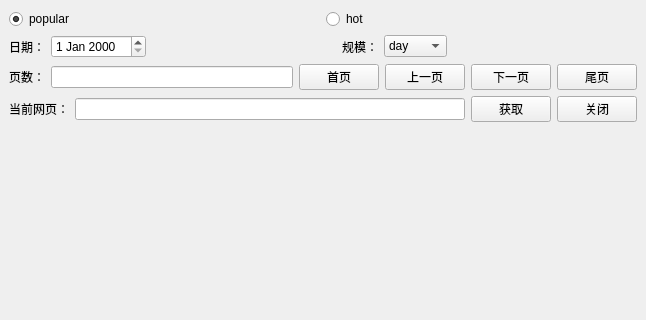
First picture: the form in UI/danbooru_gallery_fixed.ui, repository lexiaoyao00/CrawlerPractice2, before the edit; both pictures show x 0 to 646 and y 0 to 320 of the 646 by 561 pixel window.
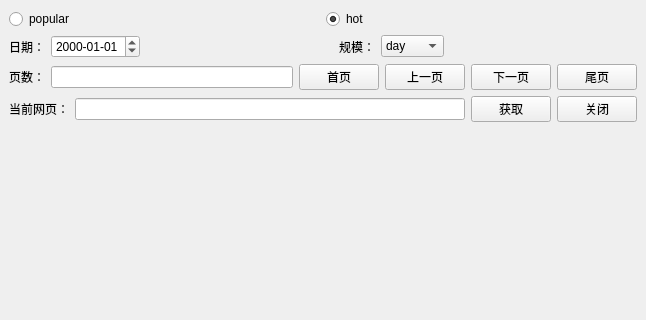
Second picture: the form after the edit.

Commit message: danbooru 成功显示画廊

The edit to the form file:
```diff
--- a/UI/danbooru_gallery_fixed.ui
+++ b/UI/danbooru_gallery_fixed.ui
@@ -26,7 +26,7 @@
          <string>popular</string>
         </property>
         <property name="checked">
-         <bool>true</bool>
+         <bool>false</bool>
         </property>
        </widget>
       </item>
@@ -38,6 +38,9 @@
         <property name="text">
          <string>hot</string>
         </property>
+        <property name="checked">
+         <bool>true</bool>
+        </property>
        </widget>
       </item>
      </layout>
@@ -57,16 +60,19 @@
          <widget class="QDateEdit" name="dateEdit">
           <property name="maximumDateTime">
            <datetime>
-            <hour>15</hour>
+            <hour>23</hour>
             <minute>59</minute>
             <second>59</second>
             <year>9999</year>
             <month>12</month>
-            <day>30</day>
+            <day>29</day>
            </datetime>
           </property>
           <property name="currentSection">
-           <enum>QDateTimeEdit::DaySection</enum>
+           <enum>QDateTimeEdit::YearSection</enum>
+          </property>
+          <property name="displayFormat">
+           <string>yyyy-MM-dd</string>
           </property>
          </widget>
         </item>
```
The commit also changes 7 other files.
